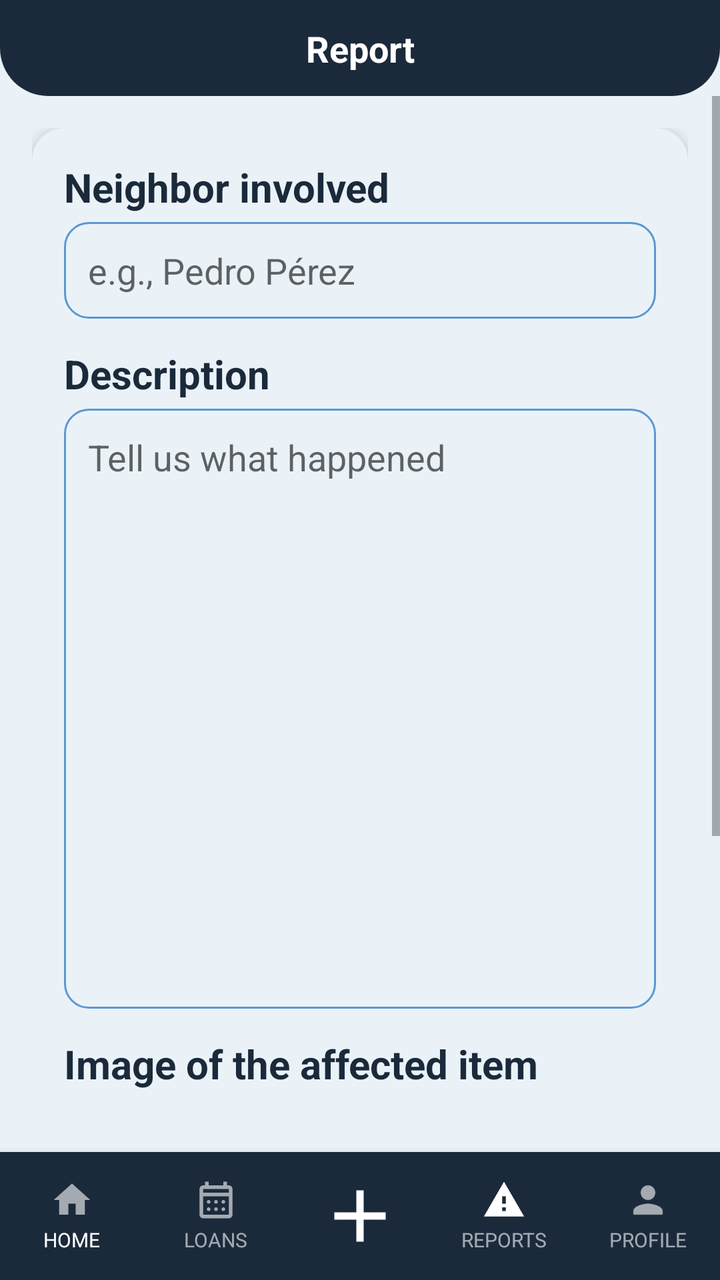
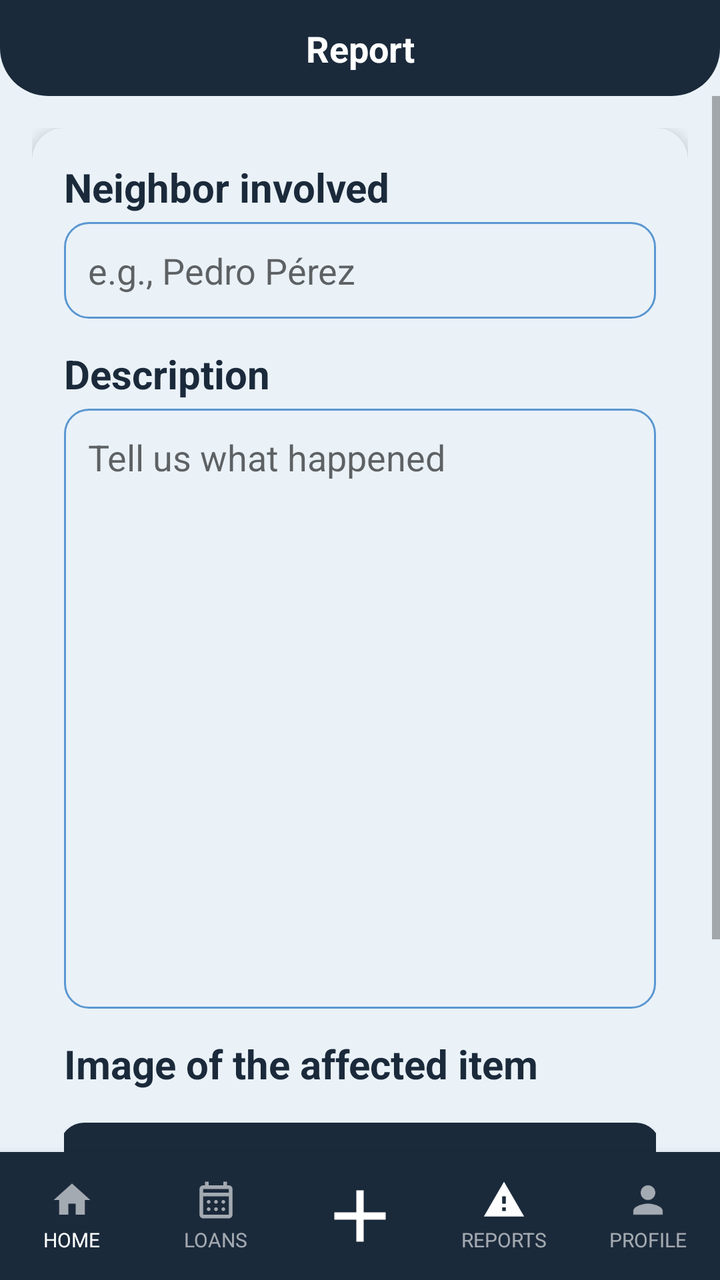

The first picture is an Android layout as it rendered before a commit; the second is the same layout after the commit. The layout source and the unified diff follow.
<!-- AndroidManifest.xml: application theme Theme.YipShare -->
<!-- res/layout/activity_reporte.xml -->
<?xml version="1.0" encoding="utf-8"?>
<androidx.constraintlayout.widget.ConstraintLayout
    xmlns:android="http://schemas.android.com/apk/res/android"
    xmlns:app="http://schemas.android.com/apk/res-auto"
    android:id="@+id/main"
    android:layout_width="match_parent"
    android:layout_height="match_parent"
    android:background="@color/fondo_pantalla">


    <View
        android:id="@+id/bg_header"
        android:layout_width="0dp"
        android:layout_height="0dp"
        android:background="@drawable/bg_header"
        app:layout_constraintTop_toTopOf="parent"
        app:layout_constraintStart_toStartOf="parent"
        app:layout_constraintEnd_toEndOf="parent"
        app:layout_constraintBottom_toBottomOf="@id/guideline_header" />

    <androidx.constraintlayout.widget.Guideline
        android:id="@+id/guideline_header"
        android:layout_width="wrap_content"
        android:layout_height="wrap_content"
        android:orientation="horizontal"
        app:layout_constraintGuide_begin="48dp" />
    <androidx.constraintlayout.widget.Guideline
        android:id="@+id/guideline_status"
        android:layout_width="wrap_content"
        android:layout_height="wrap_content"
        android:orientation="horizontal"
        app:layout_constraintGuide_begin="0dp" />



    <TextView
        android:id="@+id/tv_titulo_pantalla"
        android:layout_width="0dp"
        android:layout_height="wrap_content"
        android:text="@string/reporte_titulo"
        android:textAlignment="center"
        android:textColor="@android:color/white"
        android:textStyle="bold"
        android:textSize="18sp"
        android:gravity="center"
        app:layout_constraintTop_toBottomOf="@id/guideline_status"
        app:layout_constraintBottom_toTopOf="@id/guideline_header"
        app:layout_constraintStart_toStartOf="parent"
        app:layout_constraintEnd_toEndOf="parent" />


    <ScrollView
        android:layout_width="0dp"
        android:layout_height="0dp"
        app:layout_constraintTop_toBottomOf="@id/guideline_header"
        app:layout_constraintStart_toStartOf="parent"
        app:layout_constraintEnd_toEndOf="parent"
        app:layout_constraintBottom_toTopOf="@id/bottom_nav">

        <androidx.constraintlayout.widget.ConstraintLayout
            android:layout_width="match_parent"
            android:layout_height="wrap_content"
            android:padding="16dp">

            <androidx.cardview.widget.CardView
                android:id="@+id/card_formulario"
                android:layout_width="0dp"
                android:layout_height="wrap_content"
                app:cardCornerRadius="16dp"
                app:cardElevation="4dp"
                app:cardBackgroundColor="@color/color_tarjeta"
                app:layout_constraintTop_toTopOf="parent"
                app:layout_constraintStart_toStartOf="parent"
                app:layout_constraintEnd_toEndOf="parent">

                <LinearLayout
                    android:layout_width="match_parent"
                    android:layout_height="wrap_content"
                    android:orientation="vertical"
                    android:padding="16dp">

                    <TextView
                        android:id="@+id/report_vecino"
                        style="@style/TextTitle"
                        android:layout_width="wrap_content"
                        android:layout_height="wrap_content"
                        android:textSize="20sp"
                        android:text="@string/reporte_vecino" />

                    <EditText
                        android:id="@+id/et_nombre_vecino"
                        android:layout_width="match_parent"
                        android:layout_height="wrap_content"
                        android:layout_marginTop="4dp"
                        android:background="@drawable/bg_input"
                        android:padding="12dp"
                        android:inputType="textCapSentences"
                        android:hint="@string/reporte_vecino_hint" />


                    <TextView
                        style="@style/TextTitle"
                        android:layout_width="wrap_content"
                        android:layout_height="wrap_content"
                        android:layout_marginTop="14dp"
                        android:textSize="20sp"
                        android:text="@string/FA_descripcion" />

                    <EditText
                        android:id="@+id/et_descripcion"
                        android:layout_width="match_parent"
                        android:layout_height="300dp"
                        android:layout_marginTop="4dp"
                        android:background="@drawable/bg_input"
                        android:padding="12dp"
                        android:gravity="top|start"
                        android:inputType="textMultiLine|textCapSentences"
                        android:hint="@string/reporte_descripcion_hint" />

                    <TextView
                        style="@style/TextTitle"
                        android:layout_width="match_parent"
                        android:layout_height="wrap_content"
                        android:text="@string/reporte_imagen"
                        android:textSize="20sp"
                        android:layout_marginTop="14dp" />

                    <FrameLayout
                        android:layout_width="match_parent"
                        android:layout_height="140dp"
                        android:layout_marginTop="16dp"
                        android:background="@drawable/bg_placeholder_imagen">

                        <ImageView
                            android:id="@+id/iv_preview_imagen"
                            android:layout_width="match_parent"
                            android:layout_height="match_parent"
                            android:scaleType="centerCrop"
                            android:contentDescription="@string/iv_preview_imagen"
                            android:visibility="gone" />

                        <Button
                            android:id="@+id/btn_cambiar_imagen2"
                            style="@style/ButtonPrimary"
                            android:layout_width="300dp"
                            android:layout_height="wrap_content"
                            android:layout_gravity="center"
                            android:text="@string/btn_cambiar_imagen" />

                    </FrameLayout>


                    <Button
                        android:id="@+id/btn_enviar_Reporte"
                        style="@style/ButtonPrimary"
                        android:layout_width="300dp"
                        android:layout_height="wrap_content"
                        android:layout_gravity="center"
                        android:layout_marginTop="20dp"
                        android:text="@string/btn_enviar_reporte" />



                </LinearLayout>

            </androidx.cardview.widget.CardView>



        </androidx.constraintlayout.widget.ConstraintLayout>

    </ScrollView>


    <LinearLayout
        android:id="@+id/bottom_nav"
        android:layout_width="0dp"
        android:layout_height="64dp"
        android:orientation="horizontal"
        android:weightSum="5"
        android:background="@color/azul_yipshare"
        android:elevation="8dp"
        app:layout_constraintBottom_toBottomOf="parent"
        app:layout_constraintStart_toStartOf="parent"
        app:layout_constraintEnd_toEndOf="parent">

        <LinearLayout
            android:id="@+id/nav_inicio"
            android:layout_width="0dp"
            android:layout_height="match_parent"
            android:layout_weight="1"
            android:orientation="vertical"
            android:gravity="center"
            android:clickable="true"
            android:focusable="true"
            android:background="?attr/selectableItemBackgroundBorderless">

            <ImageView
                android:id="@+id/imageView_inicio"
                android:layout_width="22dp"
                android:layout_height="22dp"
                android:src="@drawable/ic_house_princial"
                app:tint="#99FFFFFF"
                android:contentDescription="@string/imageView_inicio" />

            <TextView
                android:id="@+id/textView_inicio"
                android:layout_width="wrap_content"
                android:layout_height="wrap_content"
                android:text="@string/textView_inicio"
                android:textColor="@android:color/white"
                android:textSize="10sp"
                android:layout_marginTop="2dp" />
        </LinearLayout>

        <LinearLayout
            android:id="@+id/nav_prestamos"
            android:layout_width="0dp"
            android:layout_height="match_parent"
            android:layout_weight="1"
            android:orientation="vertical"
            android:gravity="center"
            android:clickable="true"
            android:focusable="true"
            android:background="?attr/selectableItemBackgroundBorderless">

            <ImageView
                android:id="@+id/imageView_prestamos"
                android:layout_width="22dp"
                android:layout_height="22dp"
                android:src="@drawable/ic_calendar_month"
                app:tint="#99FFFFFF"
                android:contentDescription="@string/imageView_prestamos" />

            <TextView
                android:id="@+id/textView_prestamos"
                android:layout_width="wrap_content"
                android:layout_height="wrap_content"
                android:text="@string/textView_prestamos"
                android:textColor="#99FFFFFF"
                android:textSize="10sp"
                android:layout_marginTop="2dp" />
        </LinearLayout>

        <LinearLayout
            android:id="@+id/nav_agregar"
            android:layout_width="0dp"
            android:layout_height="match_parent"
            android:layout_weight="1"
            android:orientation="vertical"
            android:gravity="center"
            android:clickable="true"
            android:focusable="true"
            android:background="?attr/selectableItemBackgroundBorderless">

            <ImageView
                android:id="@+id/imageView_agregar"
                android:layout_width="44dp"
                android:layout_height="44dp"
                android:src="@drawable/ic_plus_icon"
                app:tint="@android:color/white"
                android:contentDescription="@string/imageView_agregar" />
        </LinearLayout>

        <LinearLayout
            android:id="@+id/nav_reportes"
            android:layout_width="0dp"
            android:layout_height="match_parent"
            android:layout_weight="1"
            android:orientation="vertical"
            android:gravity="center"
            android:clickable="true"
            android:focusable="true"
            android:background="?attr/selectableItemBackgroundBorderless">

            <ImageView
                android:id="@+id/imageView_reportes"
                android:layout_width="22dp"
                android:layout_height="22dp"
                android:src="@drawable/ic_warning"
                app:tint="@android:color/white"
                android:contentDescription="@string/imageView_reportes" />

            <TextView
                android:id="@+id/textView_reportes"
                android:layout_width="wrap_content"
                android:layout_height="wrap_content"
                android:text="@string/textView_reportes"
                android:textColor="#99FFFFFF"
                android:textSize="10sp"
                android:layout_marginTop="2dp" />
        </LinearLayout>

        <LinearLayout
            android:id="@+id/nav_perfil"
            android:layout_width="0dp"
            android:layout_height="match_parent"
            android:layout_weight="1"
            android:orientation="vertical"
            android:gravity="center"
            android:clickable="true"
            android:focusable="true"
            android:background="?attr/selectableItemBackgroundBorderless">

            <ImageView
                android:id="@+id/imageView_perfil"
                android:layout_width="22dp"
                android:layout_height="22dp"
                android:src="@drawable/ic_person"
                app:tint="#99FFFFFF"
                android:contentDescription="@string/imageView_perfil" />

            <TextView
                android:id="@+id/textView_perfil"
                android:layout_width="wrap_content"
                android:layout_height="wrap_content"
                android:text="@string/textView_perfil"
                android:textColor="#99FFFFFF"
                android:textSize="10sp"
                android:layout_marginTop="2dp" />
        </LinearLayout>

    </LinearLayout>

</androidx.constraintlayout.widget.ConstraintLayout>
<!-- resources referenced by this layout -->
<resources>
  <color name="azul_yipshare">#1B2A3B</color>
  <color name="color_tarjeta">#EAF2F8</color>
  <color name="fondo_pantalla">#EAF2F8</color>
  <!-- drawable bg_header (drawable) -->
  <?xml version="1.0" encoding="utf-8"?>
  <shape xmlns:android="http://schemas.android.com/apk/res/android"
      android:shape="rectangle">
      <solid android:color="@color/azul_yipshare" />
      <corners
          android:bottomLeftRadius="24dp"
          android:bottomRightRadius="24dp" />
  </shape>
  <!-- drawable bg_placeholder_imagen (drawable) -->
  <?xml version="1.0" encoding="utf-8"?>
  <shape xmlns:android="http://schemas.android.com/apk/res/android"
      android:shape="rectangle">
      <solid android:color="@color/input_fondo" />
      <corners android:radius="8dp" />
  </shape>
  <!-- drawable ic_house_princial (drawable) -->
  <vector xmlns:android="http://schemas.android.com/apk/res/android"
      android:width="24dp"
      android:height="24dp"
      android:viewportWidth="24"
      android:viewportHeight="24">
      <path
          android:fillColor="@android:color/white"
          android:pathData="M10,20v-6h4v6h5v-8h3L12,3 2,12h3v8z"/>
  </vector>
  <!-- drawable ic_warning (drawable) -->
  <vector xmlns:android="http://schemas.android.com/apk/res/android"
      android:width="24dp"
      android:height="24dp"
      android:viewportWidth="24"
      android:viewportHeight="24">
      <path
          android:fillColor="@android:color/white"
          android:pathData="M1,21h22L12,2 1,21zM13,18h-2v-2h2v2zM13,14h-2v-4h2v4z"/>
  </vector>
  <string name="FA_descripcion">Description</string>
  <string name="btn_cambiar_imagen">Change image</string>
  <string name="btn_enviar_reporte">Submit Report</string>
  <string name="imageView_agregar">Add</string>
  <string name="imageView_inicio">Home</string>
  <string name="imageView_perfil">Profile</string>
  <string name="imageView_prestamos">Loans</string>
  <string name="imageView_reportes">Reports</string>
  <string name="iv_preview_imagen">Image preview</string>
  <string name="reporte_descripcion_hint">Tell us what happened</string>
  <string name="reporte_imagen">Image of the affected item</string>
  <string name="reporte_titulo">Report</string>
  <string name="reporte_vecino">Neighbor involved</string>
  <string name="reporte_vecino_hint">e.g., Pedro Pérez</string>
  <string name="textView_inicio">HOME</string>
  <string name="textView_perfil">PROFILE</string>
  <string name="textView_prestamos">LOANS</string>
  <string name="textView_reportes">REPORTS</string>
  <style name="ButtonPrimary">
          <item name="android:layout_width">match_parent</item>
          <item name="android:layout_height">52dp</item>
          <item name="android:background">@drawable/bg_button_primary</item>
          <item name="android:textColor">#FFFFFF</item>
          <item name="android:textSize">16sp</item>
          <item name="android:textAllCaps">false</item>
      </style>
  <style name="TextTitle">
          <item name="android:textColor">@color/azul_yipshare</item>
          <item name="android:textSize">18sp</item>
          <item name="android:textStyle">bold</item>
      </style>
  <style name="Theme.YipShare" parent="Theme.AppCompat.DayNight.NoActionBar">
          <item name="android:windowBackground">@color/fondo_pantalla</item>
      </style>
  <color name="input_fondo">#EAF2F8</color>
  <color name="input_stroke">#5B97D1</color>
  <!-- drawable bg_button_primary (drawable) -->
  <?xml version="1.0" encoding="utf-8"?>
  <shape xmlns:android="http://schemas.android.com/apk/res/android"
      android:shape="rectangle">
      <solid android:color="@color/azul_yipshare" />
      <corners android:radius="12dp" />
  </shape>
  <!-- unchanged entries left out for length: 4 -->
</resources>

<!-- the commit's change to res/layout/activity_reporte.xml (unified diff, before → after) -->
@@ -125,29 +125,20 @@
                         android:textSize="20sp"
                         android:layout_marginTop="14dp" />
 
-                    <FrameLayout
+                    <LinearLayout
+                        android:id="@+id/ll_evidencias"
                         android:layout_width="match_parent"
-                        android:layout_height="140dp"
+                        android:layout_height="wrap_content"
+                        android:orientation="vertical" />
+
+                    <Button
+                        android:id="@+id/btn_agregar_imagen"
+                        style="@style/ButtonPrimary"
+                        android:layout_width="300dp"
+                        android:layout_height="wrap_content"
+                        android:layout_gravity="center"
                         android:layout_marginTop="16dp"
-                        android:background="@drawable/bg_placeholder_imagen">
-
-                        <ImageView
-                            android:id="@+id/iv_preview_imagen"
-                            android:layout_width="match_parent"
-                            android:layout_height="match_parent"
-                            android:scaleType="centerCrop"
-                            android:contentDescription="@string/iv_preview_imagen"
-                            android:visibility="gone" />
-
-                        <Button
-                            android:id="@+id/btn_cambiar_imagen2"
-                            style="@style/ButtonPrimary"
-                            android:layout_width="300dp"
-                            android:layout_height="wrap_content"
-                            android:layout_gravity="center"
-                            android:text="@string/btn_cambiar_imagen" />
-
-                    </FrameLayout>
+                        android:text="@string/btn_agregar_imagen" />
 
 
                     <Button
<!-- resource entries referenced after the edit -->
@@ -11,13 +11,6 @@
       <corners
           android:bottomLeftRadius="24dp"
           android:bottomRightRadius="24dp" />
-  </shape>
-  <!-- drawable bg_placeholder_imagen (drawable) -->
-  <?xml version="1.0" encoding="utf-8"?>
-  <shape xmlns:android="http://schemas.android.com/apk/res/android"
-      android:shape="rectangle">
-      <solid android:color="@color/input_fondo" />
-      <corners android:radius="8dp" />
   </shape>
   <!-- drawable ic_house_princial (drawable) -->
   <vector xmlns:android="http://schemas.android.com/apk/res/android"
@@ -40,14 +33,13 @@
           android:pathData="M1,21h22L12,2 1,21zM13,18h-2v-2h2v2zM13,14h-2v-4h2v4z"/>
   </vector>
   <string name="FA_descripcion">Description</string>
-  <string name="btn_cambiar_imagen">Change image</string>
+  <string name="btn_agregar_imagen">Add image</string>
   <string name="btn_enviar_reporte">Submit Report</string>
   <string name="imageView_agregar">Add</string>
   <string name="imageView_inicio">Home</string>
   <string name="imageView_perfil">Profile</string>
   <string name="imageView_prestamos">Loans</string>
   <string name="imageView_reportes">Reports</string>
-  <string name="iv_preview_imagen">Image preview</string>
   <string name="reporte_descripcion_hint">Tell us what happened</string>
   <string name="reporte_imagen">Image of the affected item</string>
   <string name="reporte_titulo">Report</string>
